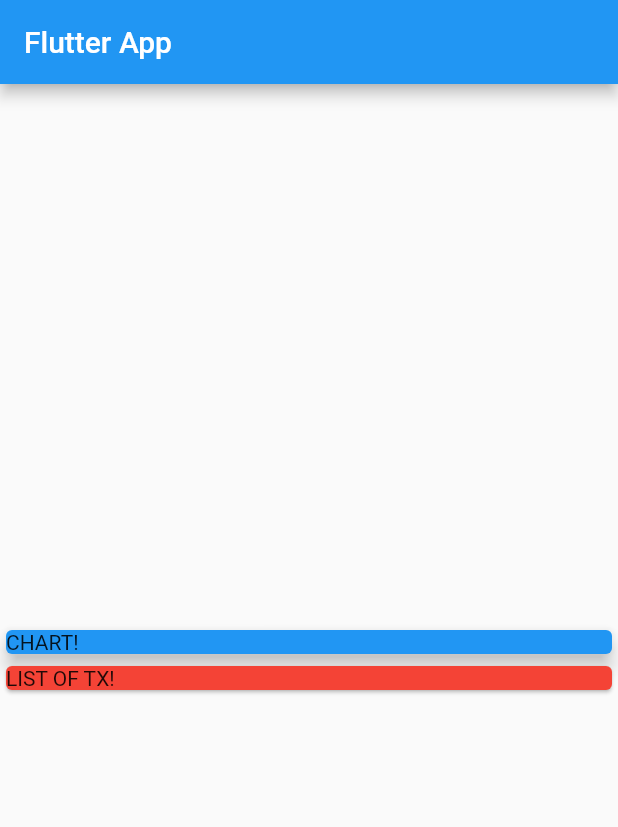
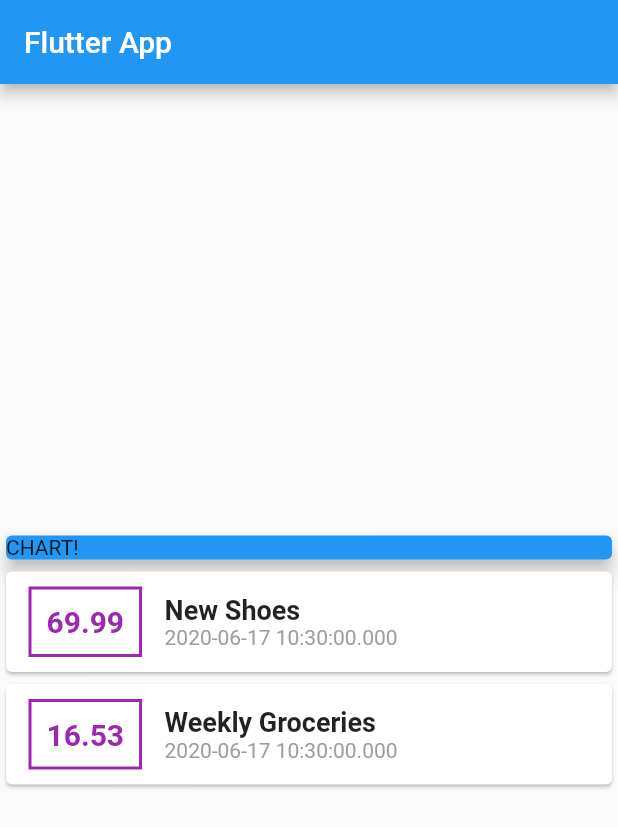
Before and after one commit to alpeshrathodsa/personal-expnese-app-flutter, a Flutter app: the screen it shows after launch, on a phone screen of 412 x 824 dp. Shown: the top 827 px of the screen. Run offline on Flutter 3.47's test engine with Material 2 defaults, Android fonts, the phone set to English and light mode, and no system bars.

Commit message:
List of Transactions

```diff
--- a/lib/main.dart
+++ b/lib/main.dart
@@ -1,4 +1,5 @@
 import 'package:flutter/material.dart';
+import './transaction.dart';
 
 void main() => runApp(MyApp());
 
@@ -13,6 +14,21 @@ class MyApp extends StatelessWidget {
 }
 
 class MyHomePage extends StatelessWidget {
+  final List<Transaction> transaction = [
+    Transaction(
+      id: 't1',
+      title: 'New Shoes',
+      amount: 69.99,
+      date: DateTime.now(),
+    ),
+    Transaction(
+      id: 't2',
+      title: 'Weekly Groceries',
+      amount: 16.53,
+      date: DateTime.now(),
+    ),
+  ];
+
   @override
   Widget build(BuildContext context) {
     return Scaffold(
@@ -31,9 +47,53 @@ class MyHomePage extends StatelessWidget {
               elevation: 5,
             ),
           ),
-          Card(
-            color: Colors.red,
-            child: Text('LIST OF TX!'),
+          Column(
+            children: transaction.map((tx) {
+              return Card(
+                child: Row(
+                  children: <Widget>[
+                    Container(
+                      margin: EdgeInsets.symmetric(
+                        vertical: 10,
+                        horizontal: 15,
+                      ),
+                      decoration: BoxDecoration(
+                        border: Border.all(
+                          color: Colors.purple,
+                          width: 2,
+                        ),
+                      ),
+                      padding: EdgeInsets.all(10),
+                      child: Text(
+                        tx.amount.toString(),
+                        style: TextStyle(
+                            fontWeight: FontWeight.bold,
+                            fontSize: 20,
+                            color: Colors.purple),
+                      ),
+                    ),
+                    Column(
+                      crossAxisAlignment: CrossAxisAlignment.start,
+                      children: <Widget>[
+                        Text(
+                          tx.title,
+                          style: TextStyle(
+                            fontSize: 18,
+                            fontWeight: FontWeight.bold,
+                          ),
+                        ),
+                        Text(
+                          tx.date.toString(),
+                          style: TextStyle(
+                            color: Colors.grey,
+                          ),
+                        )
+                      ],
+                    )
+                  ],
+                ),
+              );
+            }).toList(),
           ),
         ],
       ),
--- /dev/null
+++ b/lib/transaction.dart
@@ -0,0 +1,15 @@
+import 'package:flutter/foundation.dart';
+
+class Transaction {
+  final String id;
+  final String title;
+  final double amount;
+  final DateTime date;
+
+  Transaction({
+    @required this.id,
+    @required this.title,
+    @required this.amount,
+    @required this.date,
+  });
+}
```
